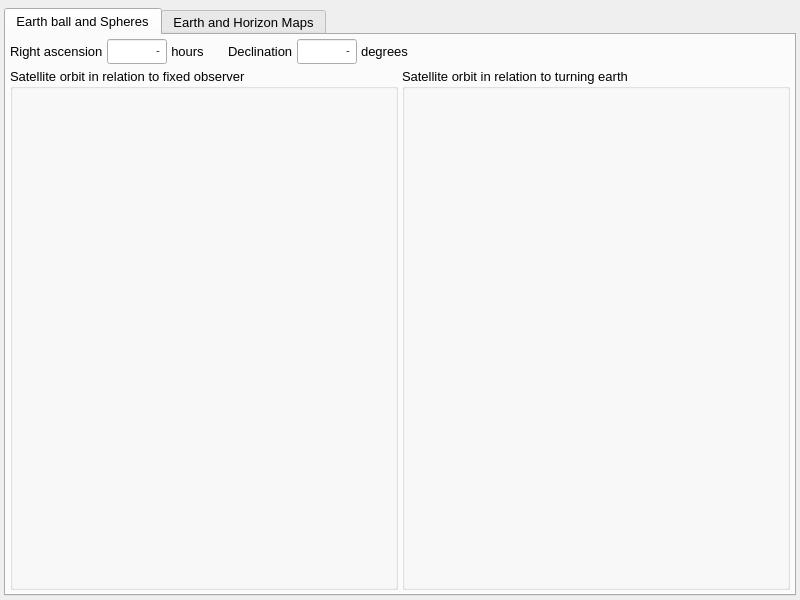
Before: the Qt Designer form mw4/gui/widgets/satellite.ui in mworion/MountWizzard4, drawn with Qt 5.
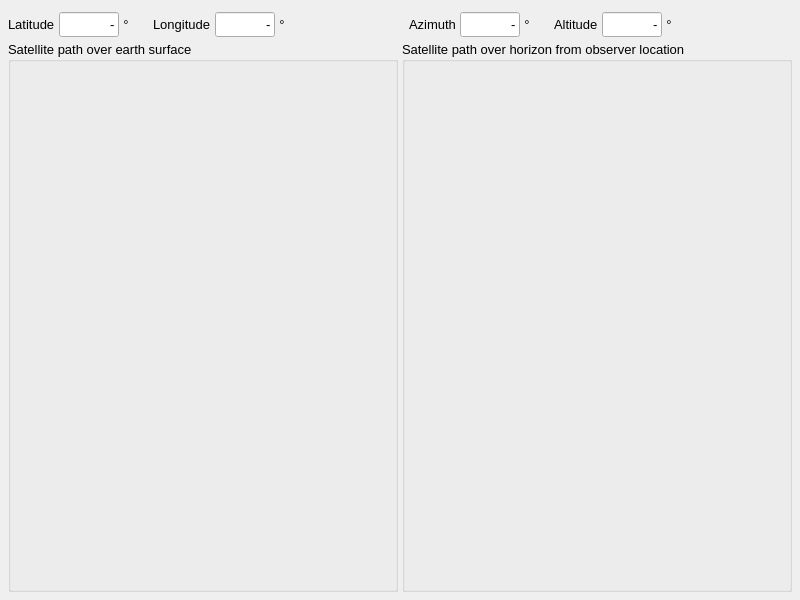
After: the same form once the commit is applied. The open tabs and pages were chosen to show the change.

Commit message: removed sat sphere from satellite window as it is not used

Diff of the .ui file:
```diff
--- a/mw4/gui/widgets/satellite.ui
+++ b/mw4/gui/widgets/satellite.ui
@@ -42,14 +42,13 @@
   </property>
   <property name="font">
    <font>
-    <family>Arial</family>
     <pointsize>10</pointsize>
    </font>
   </property>
   <property name="windowTitle">
    <string>Satellite</string>
   </property>
-  <layout class="QGridLayout" name="gridLayout" rowstretch="0" columnstretch="0">
+  <layout class="QGridLayout" name="gridLayout" rowstretch="0,0" columnstretch="0">
    <property name="leftMargin">
     <number>4</number>
    </property>
@@ -66,370 +65,7 @@
     <number>4</number>
    </property>
    <item row="0" column="0">
-    <widget class="QTabWidget" name="tabWidget">
-     <property name="toolTip">
-      <string/>
-     </property>
-     <property name="currentIndex">
-      <number>1</number>
-     </property>
-     <widget class="QWidget" name="tab">
-      <property name="sizePolicy">
-       <sizepolicy hsizetype="Expanding" vsizetype="Expanding">
-        <horstretch>0</horstretch>
-        <verstretch>0</verstretch>
-       </sizepolicy>
-      </property>
-      <attribute name="title">
-       <string>Earth ball and Spheres</string>
-      </attribute>
-      <layout class="QVBoxLayout" name="verticalLayout_3">
-       <property name="spacing">
-        <number>4</number>
-       </property>
-       <property name="leftMargin">
-        <number>4</number>
-       </property>
-       <property name="topMargin">
-        <number>4</number>
-       </property>
-       <property name="rightMargin">
-        <number>4</number>
-       </property>
-       <property name="bottomMargin">
-        <number>4</number>
-       </property>
-       <item>
-        <layout class="QHBoxLayout" name="horizontalLayout_2" stretch="0,0,0,0,0,0,0,1">
-         <item>
-          <widget class="QLabel" name="label_272">
-           <property name="minimumSize">
-            <size>
-             <width>0</width>
-             <height>25</height>
-            </size>
-           </property>
-           <property name="font">
-            <font>
-             <family>Arial</family>
-             <pointsize>10</pointsize>
-             <weight>50</weight>
-             <bold>false</bold>
-            </font>
-           </property>
-           <property name="text">
-            <string>Right ascension</string>
-           </property>
-          </widget>
-         </item>
-         <item>
-          <widget class="QLineEdit" name="satRa">
-           <property name="enabled">
-            <bool>true</bool>
-           </property>
-           <property name="minimumSize">
-            <size>
-             <width>0</width>
-             <height>25</height>
-            </size>
-           </property>
-           <property name="maximumSize">
-            <size>
-             <width>60</width>
-             <height>16777215</height>
-            </size>
-           </property>
-           <property name="font">
-            <font>
-             <family>Courier</family>
-             <pointsize>10</pointsize>
-             <weight>50</weight>
-             <bold>false</bold>
-            </font>
-           </property>
-           <property name="mouseTracking">
-            <bool>false</bool>
-           </property>
-           <property name="acceptDrops">
-            <bool>false</bool>
-           </property>
-           <property name="toolTip">
-            <string>Actual right ascention of the satelite from observers position.</string>
-           </property>
-           <property name="layoutDirection">
-            <enum>Qt::RightToLeft</enum>
-           </property>
-           <property name="text">
-            <string>-</string>
-           </property>
-           <property name="alignment">
-            <set>Qt::AlignRight|Qt::AlignTrailing|Qt::AlignVCenter</set>
-           </property>
-           <property name="readOnly">
-            <bool>true</bool>
-           </property>
-          </widget>
-         </item>
-         <item>
-          <widget class="QLabel" name="label_224">
-           <property name="minimumSize">
-            <size>
-             <width>0</width>
-             <height>25</height>
-            </size>
-           </property>
-           <property name="font">
-            <font>
-             <family>Arial</family>
-             <pointsize>10</pointsize>
-             <weight>50</weight>
-             <bold>false</bold>
-            </font>
-           </property>
-           <property name="text">
-            <string>hours</string>
-           </property>
-           <property name="alignment">
-            <set>Qt::AlignCenter</set>
-           </property>
-           <property name="wordWrap">
-            <bool>false</bool>
-           </property>
-          </widget>
-         </item>
-         <item>
-          <spacer name="horizontalSpacer_4">
-           <property name="orientation">
-            <enum>Qt::Horizontal</enum>
-           </property>
-           <property name="sizeHint" stdset="0">
-            <size>
-             <width>20</width>
-             <height>20</height>
-            </size>
-           </property>
-          </spacer>
-         </item>
-         <item>
-          <widget class="QLabel" name="label_328">
-           <property name="minimumSize">
-            <size>
-             <width>0</width>
-             <height>25</height>
-            </size>
-           </property>
-           <property name="font">
-            <font>
-             <family>Arial</family>
-             <pointsize>10</pointsize>
-             <weight>50</weight>
-             <bold>false</bold>
-            </font>
-           </property>
-           <property name="text">
-            <string>Declination</string>
-           </property>
-          </widget>
-         </item>
-         <item>
-          <widget class="QLineEdit" name="satDec">
-           <property name="enabled">
-            <bool>true</bool>
-           </property>
-           <property name="minimumSize">
-            <size>
-             <width>0</width>
-             <height>25</height>
-            </size>
-           </property>
-           <property name="maximumSize">
-            <size>
-             <width>60</width>
-             <height>16777215</height>
-            </size>
-           </property>
-           <property name="font">
-            <font>
-             <family>Courier</family>
-             <pointsize>10</pointsize>
-             <weight>50</weight>
-             <bold>false</bold>
-            </font>
-           </property>
-           <property name="mouseTracking">
-            <bool>false</bool>
-           </property>
-           <property name="acceptDrops">
-            <bool>false</bool>
-           </property>
-           <property name="toolTip">
-            <string>Actual declination of the satelite from observers position.</string>
-           </property>
-           <property name="layoutDirection">
-            <enum>Qt::RightToLeft</enum>
-           </property>
-           <property name="text">
-            <string>-</string>
-           </property>
-           <property name="alignment">
-            <set>Qt::AlignRight|Qt::AlignTrailing|Qt::AlignVCenter</set>
-           </property>
-           <property name="readOnly">
-            <bool>true</bool>
-           </property>
-          </widget>
-         </item>
-         <item>
-          <widget class="QLabel" name="label_332">
-           <property name="minimumSize">
-            <size>
-             <width>0</width>
-             <height>25</height>
-            </size>
-           </property>
-           <property name="font">
-            <font>
-             <family>Arial</family>
-             <pointsize>10</pointsize>
-             <weight>50</weight>
-             <bold>false</bold>
-            </font>
-           </property>
-           <property name="text">
-            <string>degrees</string>
-           </property>
-           <property name="alignment">
-            <set>Qt::AlignCenter</set>
-           </property>
-           <property name="wordWrap">
-            <bool>false</bool>
-           </property>
-          </widget>
-         </item>
-         <item>
-          <spacer name="horizontalSpacer_5">
-           <property name="orientation">
-            <enum>Qt::Horizontal</enum>
-           </property>
-           <property name="sizeHint" stdset="0">
-            <size>
-             <width>40</width>
-             <height>20</height>
-            </size>
-           </property>
-          </spacer>
-         </item>
-        </layout>
-       </item>
-       <item>
-        <layout class="QHBoxLayout" name="horizontalLayout_3">
-         <item>
-          <widget class="QGroupBox" name="groupSphere1">
-           <property name="toolTip">
-            <string>Show the satellite path in orbit. The observer is a fixed place with the coordinates of the mount. The earth is not turning. therefore we get normally a spiral path for the satellite. </string>
-           </property>
-           <property name="title">
-            <string>Satellite orbit in relation to fixed observer</string>
-           </property>
-           <property name="large" stdset="0">
-            <bool>true</bool>
-           </property>
-           <layout class="QGridLayout" name="gridLayout_2">
-            <property name="leftMargin">
-             <number>0</number>
-            </property>
-            <property name="topMargin">
-             <number>0</number>
-            </property>
-            <property name="rightMargin">
-             <number>0</number>
-            </property>
-            <property name="bottomMargin">
-             <number>0</number>
-            </property>
-            <property name="spacing">
-             <number>0</number>
-            </property>
-            <item row="0" column="0">
-             <widget class="QWidget" name="satSphere2" native="true">
-              <property name="sizePolicy">
-               <sizepolicy hsizetype="Expanding" vsizetype="Expanding">
-                <horstretch>0</horstretch>
-                <verstretch>0</verstretch>
-               </sizepolicy>
-              </property>
-              <property name="minimumSize">
-               <size>
-                <width>0</width>
-                <height>0</height>
-               </size>
-              </property>
-              <property name="toolTip">
-               <string/>
-              </property>
-             </widget>
-            </item>
-           </layout>
-          </widget>
-         </item>
-         <item>
-          <widget class="QGroupBox" name="groupSphere2">
-           <property name="toolTip">
-            <string>Show the satellite path in orbit. The observer is moving with the earth turning. We get normally a classical path for the satellite.</string>
-           </property>
-           <property name="title">
-            <string>Satellite orbit in relation to turning earth</string>
-           </property>
-           <property name="large" stdset="0">
-            <bool>true</bool>
-           </property>
-           <layout class="QGridLayout" name="gridLayout_3">
-            <property name="leftMargin">
-             <number>0</number>
-            </property>
-            <property name="topMargin">
-             <number>0</number>
-            </property>
-            <property name="rightMargin">
-             <number>0</number>
-            </property>
-            <property name="bottomMargin">
-             <number>0</number>
-            </property>
-            <property name="spacing">
-             <number>0</number>
-            </property>
-            <item row="0" column="0">
-             <widget class="QWidget" name="satSphere1" native="true">
-              <property name="sizePolicy">
-               <sizepolicy hsizetype="Expanding" vsizetype="Expanding">
-                <horstretch>0</horstretch>
-                <verstretch>0</verstretch>
-               </sizepolicy>
-              </property>
-              <property name="toolTip">
-               <string/>
-              </property>
-             </widget>
-            </item>
-           </layout>
-          </widget>
-         </item>
-        </layout>
-       </item>
-      </layout>
-     </widget>
-     <widget class="QWidget" name="tab_2">
-      <property name="sizePolicy">
-       <sizepolicy hsizetype="Expanding" vsizetype="Expanding">
-        <horstretch>0</horstretch>
-        <verstretch>0</verstretch>
-       </sizepolicy>
-      </property>
-      <attribute name="title">
-       <string>Earth and Horizon Maps</string>
-      </attribute>
-      <layout class="QVBoxLayout" name="verticalLayout_4">
+    <layout class="QVBoxLayout" name="verticalLayout">
        <property name="spacing">
         <number>4</number>
        </property>
@@ -457,9 +93,7 @@
            </property>
            <property name="font">
             <font>
-             <family>Arial</family>
              <pointsize>10</pointsize>
-             <weight>50</weight>
              <bold>false</bold>
             </font>
            </property>
@@ -487,9 +121,7 @@
            </property>
            <property name="font">
             <font>
-             <family>Courier</family>
              <pointsize>10</pointsize>
-             <weight>50</weight>
              <bold>false</bold>
             </font>
            </property>
@@ -526,9 +158,7 @@
            </property>
            <property name="font">
             <font>
-             <family>Arial</family>
              <pointsize>10</pointsize>
-             <weight>50</weight>
              <bold>false</bold>
             </font>
            </property>
@@ -566,9 +196,7 @@
            </property>
            <property name="font">
             <font>
-             <family>Arial</family>
              <pointsize>10</pointsize>
-             <weight>50</weight>
              <bold>false</bold>
             </font>
            </property>
@@ -596,9 +224,7 @@
            </property>
            <property name="font">
             <font>
-             <family>Courier</family>
              <pointsize>10</pointsize>
-             <weight>50</weight>
              <bold>false</bold>
             </font>
            </property>
@@ -629,9 +255,7 @@
           <widget class="QLabel" name="label_205">
            <property name="font">
             <font>
-             <family>Arial</family>
              <pointsize>10</pointsize>
-             <weight>50</weight>
              <bold>false</bold>
             </font>
            </property>
@@ -669,9 +293,7 @@
            </property>
            <property name="font">
             <font>
-             <family>Arial</family>
              <pointsize>10</pointsize>
-             <weight>50</weight>
              <bold>false</bold>
             </font>
            </property>
@@ -699,9 +321,7 @@
            </property>
            <property name="font">
             <font>
-             <family>Courier</family>
              <pointsize>10</pointsize>
-             <weight>50</weight>
              <bold>false</bold>
             </font>
            </property>
@@ -738,9 +358,7 @@
            </property>
            <property name="font">
             <font>
-             <family>Arial</family>
              <pointsize>10</pointsize>
-             <weight>50</weight>
              <bold>false</bold>
             </font>
            </property>
@@ -778,9 +396,7 @@
            </property>
            <property name="font">
             <font>
-             <family>Arial</family>
              <pointsize>10</pointsize>
-             <weight>50</weight>
              <bold>false</bold>
             </font>
            </property>
@@ -808,9 +424,7 @@
            </property>
            <property name="font">
             <font>
-             <family>Courier</family>
              <pointsize>10</pointsize>
-             <weight>50</weight>
              <bold>false</bold>
             </font>
            </property>
@@ -847,9 +461,7 @@
            </property>
            <property name="font">
             <font>
-             <family>Arial</family>
              <pointsize>10</pointsize>
-             <weight>50</weight>
              <bold>false</bold>
             </font>
            </property>
@@ -982,8 +594,6 @@
         </layout>
        </item>
       </layout>
-     </widget>
-    </widget>
    </item>
   </layout>
  </widget>
```
Lines whose indentation alone changed are shown as unchanged. The commit also changes 3 other files.
